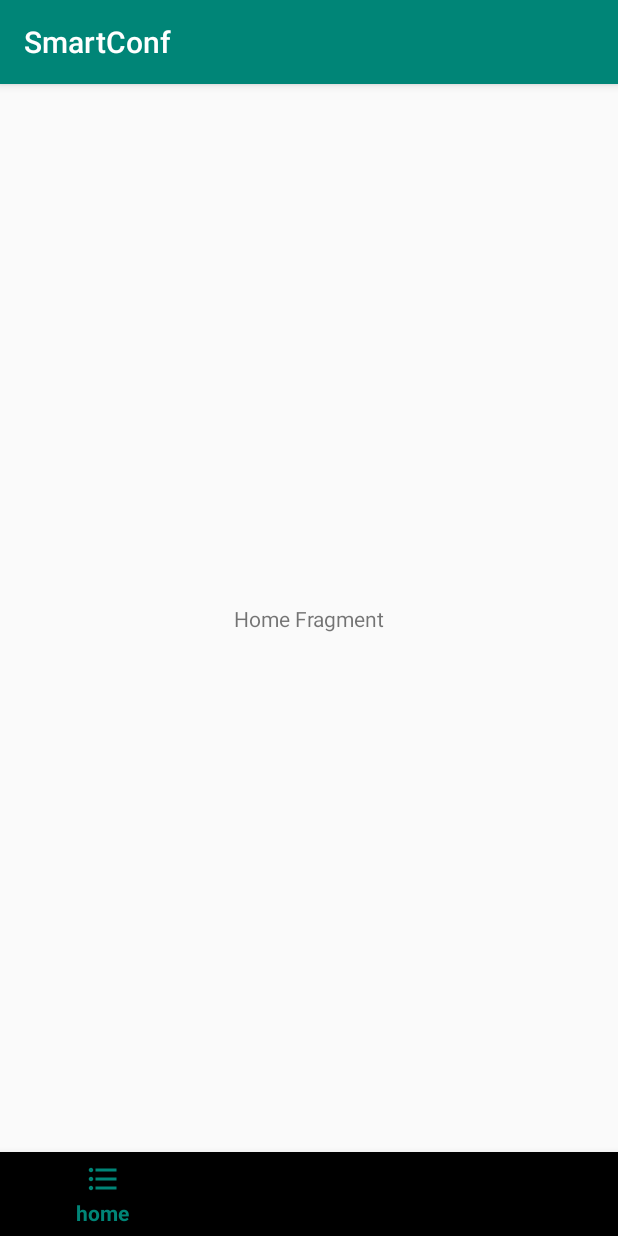
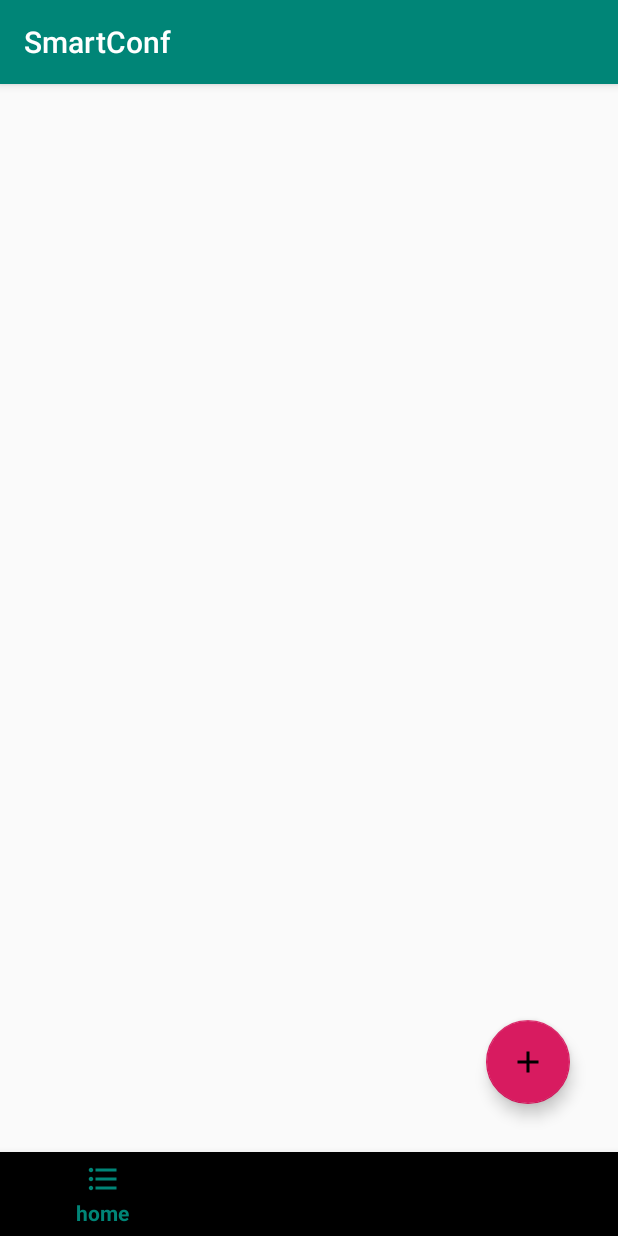
Before and after one commit to MatiCG/SmartConf, an Android app: the screen it shows after launch (MainActivity), on a phone screen of 412 x 824 dp. Run offline under Robolectric (Android 15) with nearby library versions, the phone set to English and light mode, and no system bars.

Commit message:
[ADD] home fragment adding home fragment with listview create layout for items inside listview

```diff
--- /dev/null
+++ b/App-SmartConf/app/src/main/res/drawable/ic_add.xml
@@ -0,0 +1,9 @@
+<vector xmlns:android="http://schemas.android.com/apk/res/android"
+        android:width="24dp"
+        android:height="24dp"
+        android:viewportWidth="24.0"
+        android:viewportHeight="24.0">
+    <path
+        android:fillColor="#FF000000"
+        android:pathData="M19,13h-6v6h-2v-6H5v-2h6V5h2v6h6v2z"/>
+</vector>
--- /dev/null
+++ b/App-SmartConf/app/src/main/res/font/font.xml
@@ -0,0 +1,4 @@
+<?xml version="1.0" encoding="utf-8"?>
+<font-family xmlns:android="http://schemas.android.com/apk/res/android">
+
+</font-family>
--- a/App-SmartConf/app/src/main/res/layout/frag_home_layout.xml
+++ b/App-SmartConf/app/src/main/res/layout/frag_home_layout.xml
@@ -6,10 +6,20 @@
     android:layout_width="match_parent"
     android:layout_height="match_parent">
 
-    <TextView
+    <com.google.android.material.floatingactionbutton.FloatingActionButton
+        android:id="@+id/floatingActionButton2"
         android:layout_width="wrap_content"
         android:layout_height="wrap_content"
-        android:text="Home Fragment"
+        android:layout_marginEnd="32dp"
+        android:layout_marginBottom="32dp"
+        android:clickable="true"
+        app:layout_constraintBottom_toBottomOf="parent"
+        app:layout_constraintEnd_toEndOf="parent"
+        app:srcCompat="@drawable/ic_add" />
+
+    <androidx.recyclerview.widget.RecyclerView
+        android:layout_width="0dp"
+        android:layout_height="0dp"
         app:layout_constraintBottom_toBottomOf="parent"
         app:layout_constraintEnd_toEndOf="parent"
         app:layout_constraintStart_toStartOf="parent"
```
Also changed, not shown: App-SmartConf/app/src/main/res/drawable/ic_arrow_down.xml (added, +9 -0 lines), App-SmartConf/app/src/main/res/layout/recy_items_layout.xml (added, +57 -0 lines).
